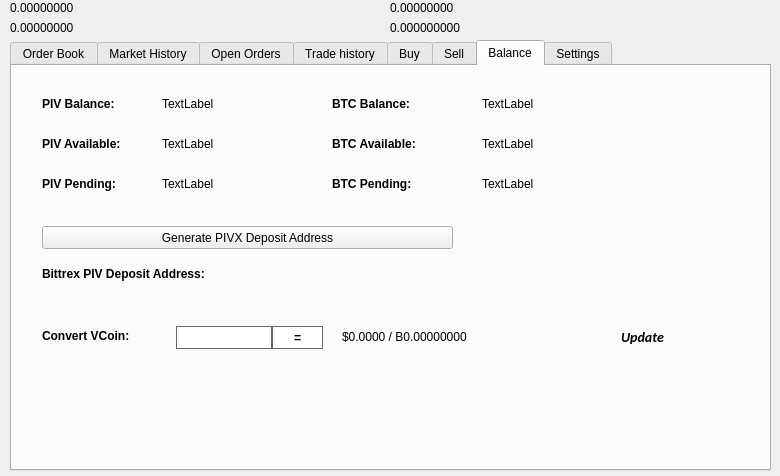
Old version of the form src/qt/forms/tradingdialog.ui in the repository mammix2/kore-mammix2.
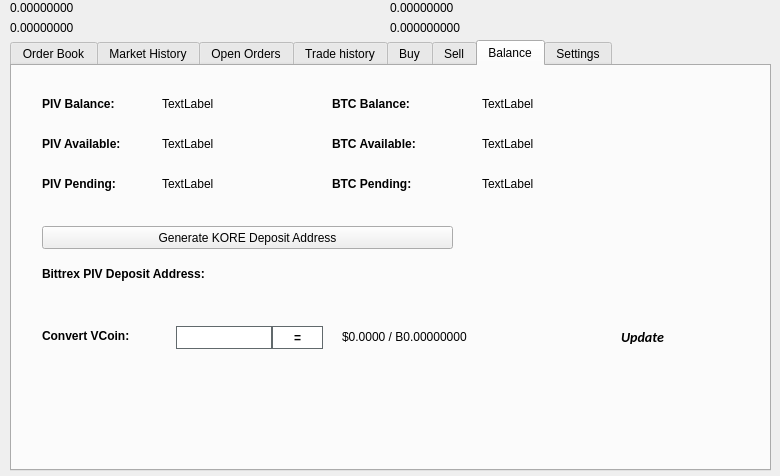
New version of the form. The open tabs and pages were chosen to show the change. Icons and pictures are not drawn.

Commit message: PIVX - Kore renaming

Diff of the .ui file:
```diff
--- a/src/qt/forms/tradingdialog.ui
+++ b/src/qt/forms/tradingdialog.ui
@@ -2941,7 +2941,7 @@
       </rect>
      </property>
      <property name="text">
-      <string>Generate PIVX Deposit Address</string>
+      <string>Generate KORE Deposit Address</string>
      </property>
      <property name="icon">
       <iconset resource="../pivx.qrc">
```
Left out of the diff: 14 changed lines with no effect on the pictures. The commit also changes 478 other files.
